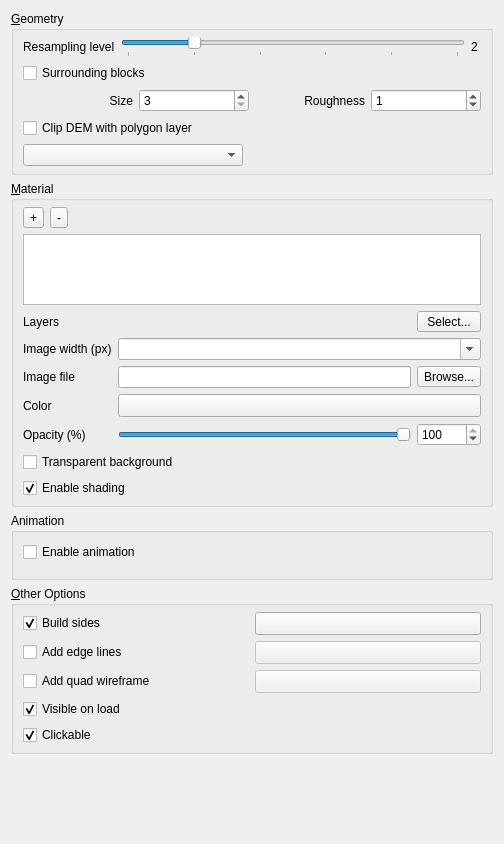
This is ui/demproperties.ui in minorua/Qgis2threejs as Qt 5 draws it before an edit. The edited form follows.
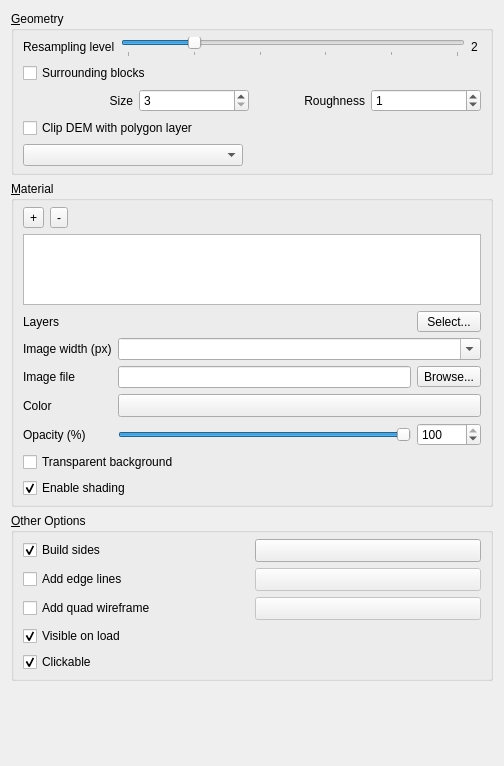
This is the edited form. Custom widgets are drawn as their Qt base class.

Commit message: remove animation group from layer properties dialog

Patch:
```diff
--- a/ui/demproperties.ui
+++ b/ui/demproperties.ui
@@ -7,7 +7,7 @@
     <x>0</x>
     <y>0</y>
     <width>504</width>
-    <height>844</height>
+    <height>766</height>
    </rect>
   </property>
   <property name="windowTitle">
@@ -393,25 +393,6 @@
      </layout>
     </widget>
    </item>
-   <item>
-    <widget class="QGroupBox" name="groupBox_Animation">
-     <property name="title">
-      <string>Animation</string>
-     </property>
-     <layout class="QVBoxLayout" name="verticalLayout_3">
-      <item>
-       <widget class="QCheckBox" name="checkBox_Animation">
-        <property name="text">
-         <string>Enable animation</string>
-        </property>
-       </widget>
-      </item>
-      <item>
-       <widget class="AnimationPanel" name="animationPanel" native="true"/>
-      </item>
-     </layout>
-    </widget>
-   </item>
    <item>
     <widget class="QGroupBox" name="groupBox_Others">
      <property name="title">
@@ -528,12 +509,6 @@
    <extends>QToolButton</extends>
    <header>qgis.gui</header>
   </customwidget>
-  <customwidget>
-   <class>AnimationPanel</class>
-   <extends>QWidget</extends>
-   <header>Qgis2threejs.keyframes</header>
-   <container>1</container>
-  </customwidget>
  </customwidgets>
  <tabstops>
   <tabstop>horizontalSlider_DEMSize</tabstop>
```
Left out of the diff: 17 changed lines with no effect on the pictures. The commit also changes 8 other files.
